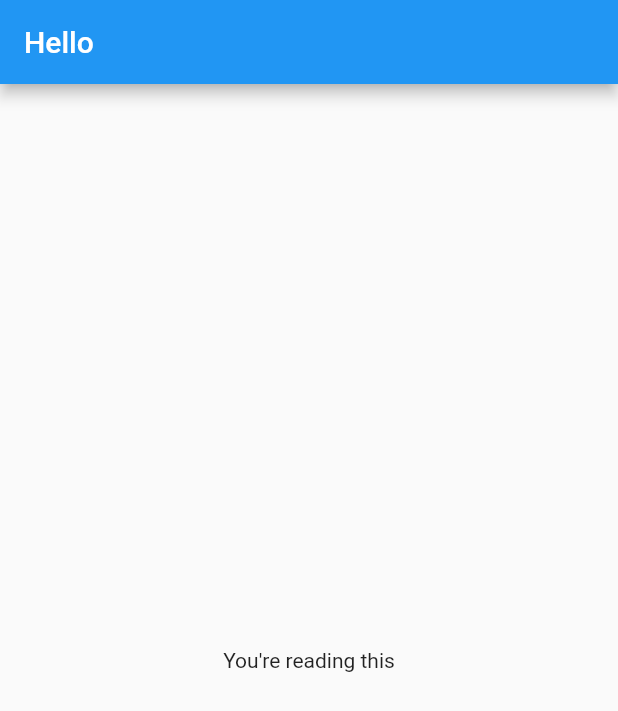
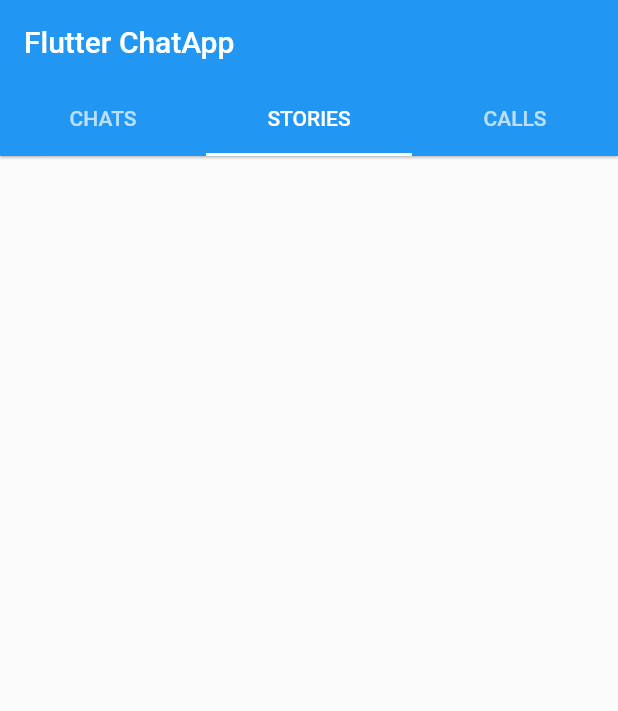
Before and after one commit to mayankshah1607/flutter-chat-app, a Flutter app: the screen it shows after launch, on a phone screen of 412 x 824 dp. Shown: the top 711 px of the screen. Run offline on Flutter 3.47's test engine with Material 2 defaults, Android fonts, the phone set to English and light mode, and no system bars.

Commit message:
Chat App

```diff
--- /dev/null
+++ b/lib/app_home.dart
@@ -0,0 +1,41 @@
+import 'package:flutter/material.dart';
+
+class AppHome extends StatefulWidget{
+  @override
+  State<StatefulWidget> createState() {
+      // TODO: implement createState
+      return new AppHomeState();
+    }
+}
+
+class AppHomeState extends State<AppHome> with SingleTickerProviderStateMixin{
+  TabController _tabController;
+
+  @override
+    void initState() {
+      // TODO: implement initState
+      super.initState();
+      _tabController = new TabController(vsync: this,initialIndex: 1,length: 3);
+    }
+
+
+  @override
+  Widget build(BuildContext context){
+    return new Scaffold(
+        appBar: new AppBar(
+          title: new Text("Flutter ChatApp"),
+          elevation: 0.7,
+          bottom: new TabBar(
+            controller: _tabController,
+            indicatorColor: Colors.white,
+            tabs: <Widget>[
+              new Tab(text: "CHATS"),
+              new Tab(text: "STORIES"),
+              new Tab(text: "CALLS"),
+            ],
+          ),
+          ),
+        body: new Container(),
+        );
+  }
+}
--- a/lib/main.dart
+++ b/lib/main.dart
@@ -1,20 +1,19 @@
 import 'package:flutter/material.dart';
+import 'app_home.dart';
+void main()=> runApp(new ChatApp());
 
-void main() => runApp(new MyApp());
+class ChatApp extends StatelessWidget{
+  @override
+  Widget build (BuildContext context) {
+    return new MaterialApp(
+        title: "Flutter ChatApp",
+        theme: new ThemeData(
+          primaryColor: Colors.blue,
+          accentColor: Colors.white
+        ),
+        home : new AppHome(),
+    );
 
-class MyApp extends StatelessWidget {
-  @override
-  Widget build(BuildContext context) {
-    return new MaterialApp(
-      title: 'hello',
-      home: new Scaffold(
-        appBar: new AppBar(
-          title: new Text('Hello'),
-        ),
-        body: new Center(
-          child: new Text('You\'re reading this'),
-        ),
-      ),
-    );
   }
+
 }
```
